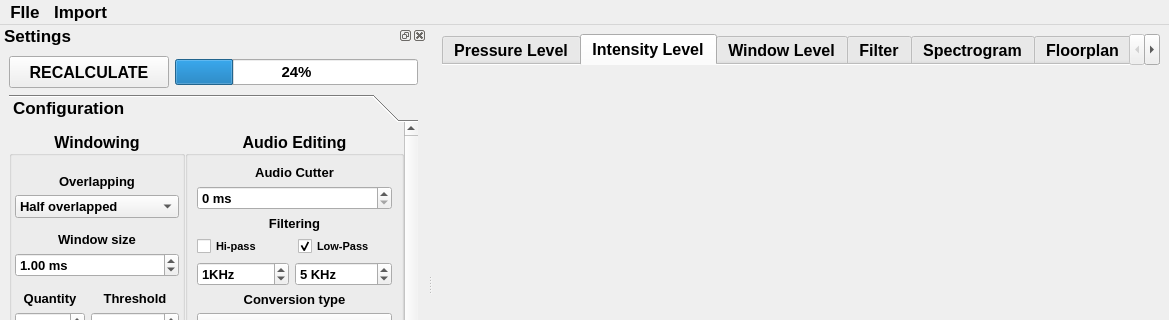
Qt form Ejecutable/IRV360/Scripts/interface.ui (imieza/IR3D-Visualizer) before a commit; both pictures show x 0 to 1169 and y 0 to 320 of the 1169 by 543 pixel window.
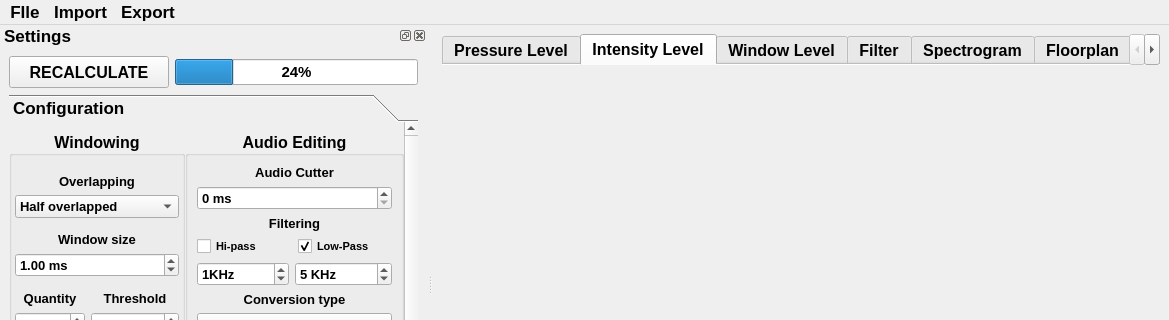
The same form after that commit. The open tabs and pages were chosen to show the change.

```diff
--- a/Ejecutable/IRV360/Scripts/interface.ui
+++ b/Ejecutable/IRV360/Scripts/interface.ui
@@ -174,7 +174,7 @@
      <x>0</x>
      <y>0</y>
      <width>1169</width>
-     <height>21</height>
+     <height>27</height>
     </rect>
    </property>
    <widget class="QMenu" name="menuFIle">
@@ -191,10 +191,19 @@
      <string>Import</string>
     </property>
     <addaction name="import_Floorplan"/>
-    <addaction name="import_Measurement"/>
+    <addaction name="import_bformat"/>
+    <addaction name="import_aformat"/>
+   </widget>
+   <widget class="QMenu" name="menuExport">
+    <property name="title">
+     <string>Export</string>
+    </property>
+    <addaction name="export_to_Plotly_2"/>
+    <addaction name="export_excel"/>
    </widget>
    <addaction name="menuFIle"/>
    <addaction name="menuImport"/>
+   <addaction name="menuExport"/>
   </widget>
   <widget class="QDockWidget" name="dockAudio">
    <property name="sizePolicy">
```
Left out of the diff: 79 changed lines with no effect on the pictures.
